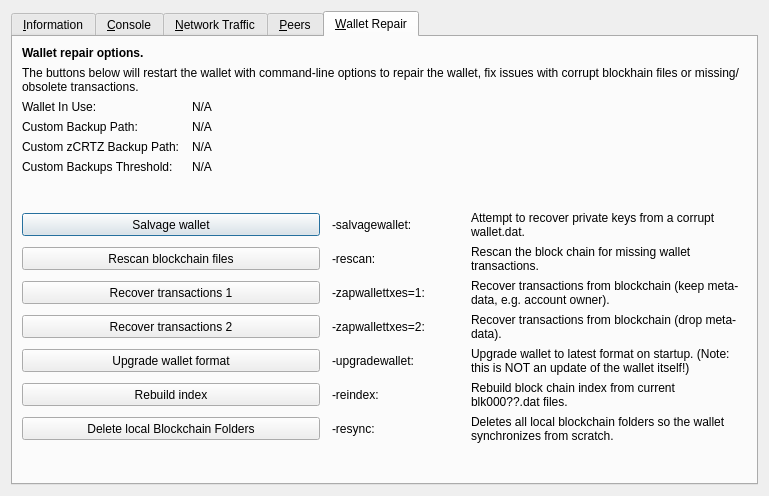
Before: the Qt Designer form src/qt/forms/rpcconsole.ui in AltcoinBaggins/lil, drawn with Qt 5.
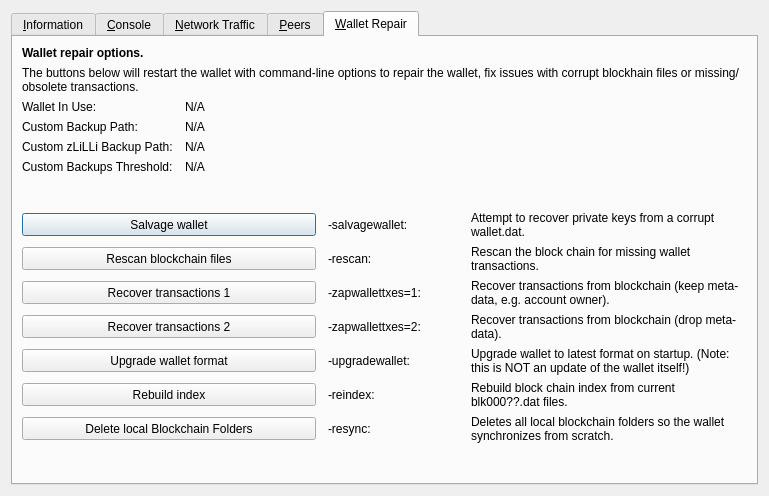
After: the same form once the commit is applied. The open tabs and pages were chosen to show the change. Icons and pictures are not drawn. Custom widgets are drawn as their Qt base class.

What changed in the file:
```diff
--- a/src/qt/forms/rpcconsole.ui
+++ b/src/qt/forms/rpcconsole.ui
@@ -1333,7 +1333,7 @@
           <bool>false</bool>
          </property>
          <property name="text">
-          <string>Custom zCRTZ Backup Path:</string>
+          <string>Custom zLiLLi Backup Path:</string>
          </property>
         </widget>
        </item>
```
Left out of the diff: 2 changed lines with no effect on the pictures.
